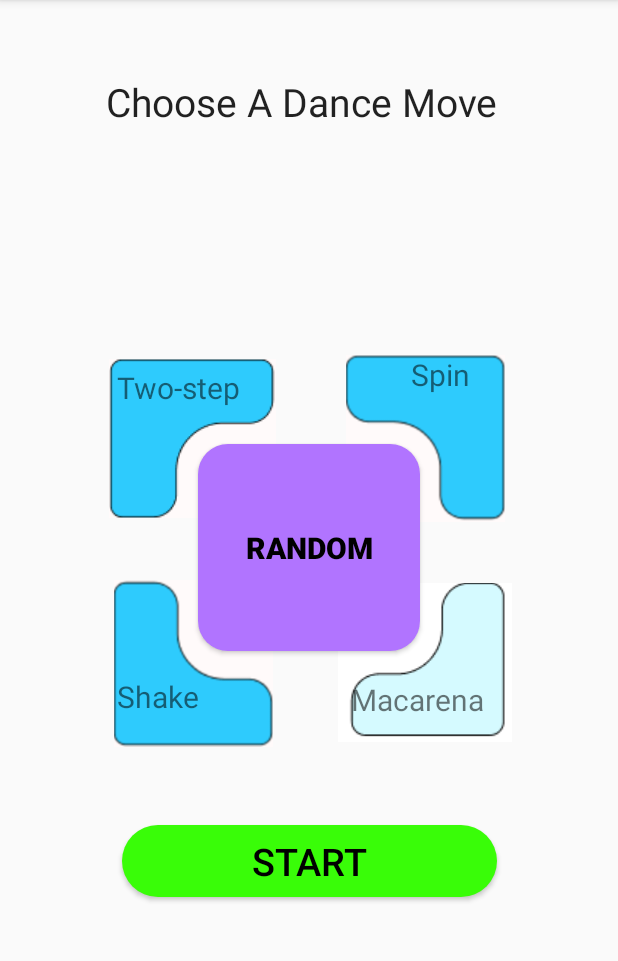
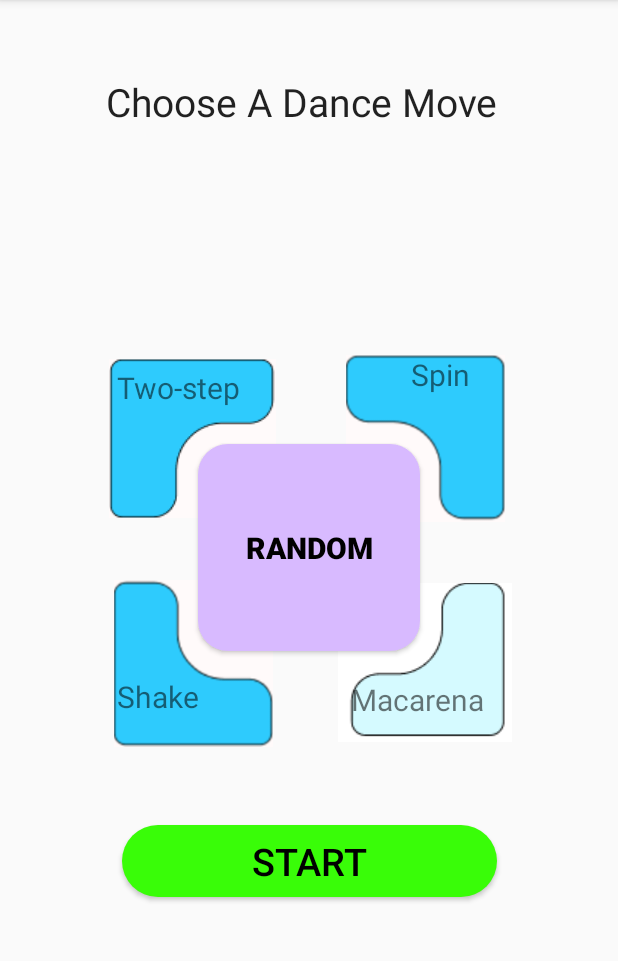
Before and after one commit to DIT112-V20/group-06, an Android app: the screen it shows after launch (MainActivity), after a tap on an icon or button, on a phone screen of 412 x 824 dp, the part 84-1045 px from its top. Run offline under Robolectric (Android 15) with nearby library versions, the phone set to English and light mode, and no system bars; 1 statement that could not run was skipped; 3 other taps on this screen came first.

Commit message:
Add random button colors and car request functionality
Added a random button which changes color on click. Button also sends request to car.

Resolves: #41, #44

```diff
--- a/src/app/app/src/main/java/com/example/djsmartcar/backend/Endpoint.kt
+++ b/src/app/app/src/main/java/com/example/djsmartcar/backend/Endpoint.kt
@@ -11,4 +11,6 @@ interface Endpoint {
     @GET("dance")
     fun getDance(@Query("id")id: String): Call<List<Dance>>
 
+    @GET("random")
+    fun getRandom(): Call<List<Dance>>
 }
--- /dev/null
+++ b/src/app/app/src/main/res/drawable/selected_random_button.xml
@@ -0,0 +1,8 @@
+<?xml version="1.0" encoding="utf-8"?>
+<shape xmlns:android="http://schemas.android.com/apk/res/android"
+    android:shape="rectangle">
+    <solid android:color="@color/selectedRandomColor"/>
+    <size android:height="138.58dp"/>
+    <size android:width="136.95dp"/>
+    <corners android:radius="20dp"/>
+</shape>
--- a/src/app/app/src/main/res/layout/activity_main.xml
+++ b/src/app/app/src/main/res/layout/activity_main.xml
@@ -93,7 +93,8 @@
         android:textStyle="bold"
         app:layout_constraintEnd_toEndOf="parent"
         app:layout_constraintStart_toStartOf="parent"
-        app:layout_constraintTop_toBottomOf="@+id/chooseADanceText" />
+        app:layout_constraintTop_toBottomOf="@+id/chooseADanceText"
+        android:onClick="getRandom" />
 
     <Button
         android:id="@+id/stopButton"
--- a/src/app/app/src/main/res/values/colors.xml
+++ b/src/app/app/src/main/res/values/colors.xml
@@ -9,5 +9,6 @@
     <color name="nonSelectedButtonColor">#2ECBFD</color>
     <color name="selectedButtonColor">#2B08E0FD</color>
     <color name="stopButtonColor">#FD0834</color>
+    <color name="selectedRandomColor">#D8BAFF</color>
 
 </resources>
```
Also changed, not shown: src/app/app/src/main/java/com/example/djsmartcar/activity/MainActivity.kt (+30 -0 lines).
